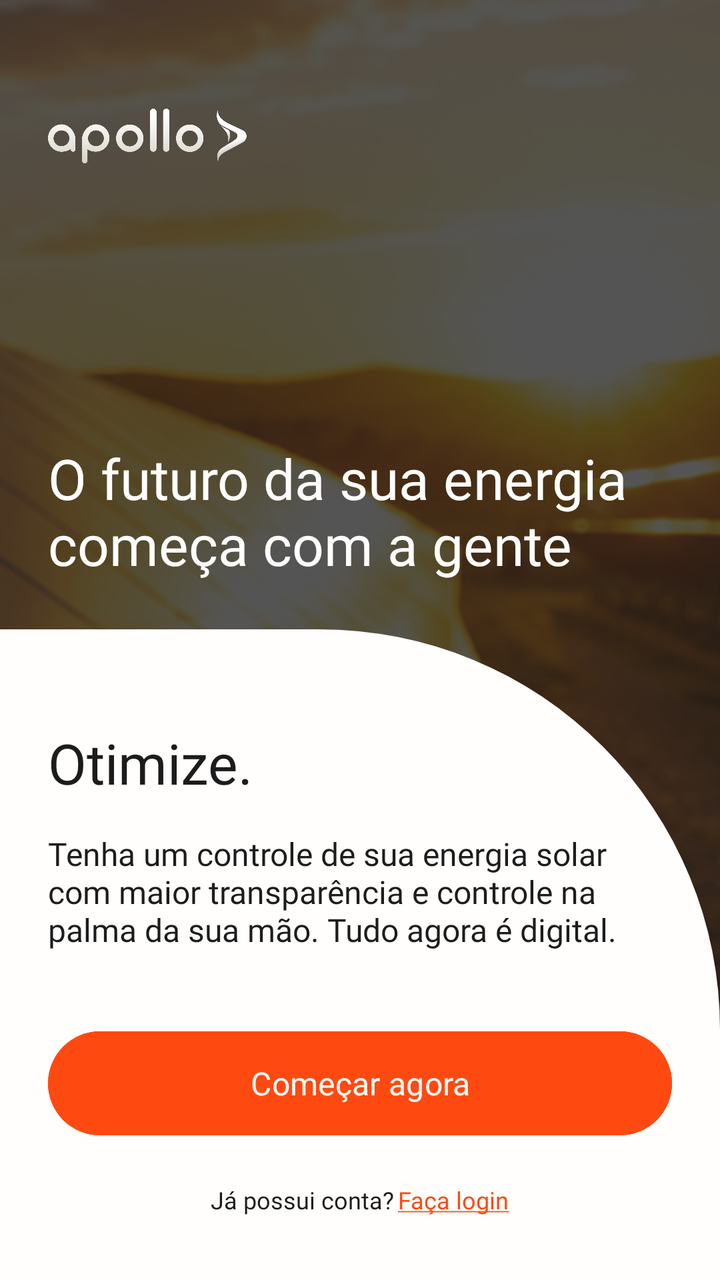
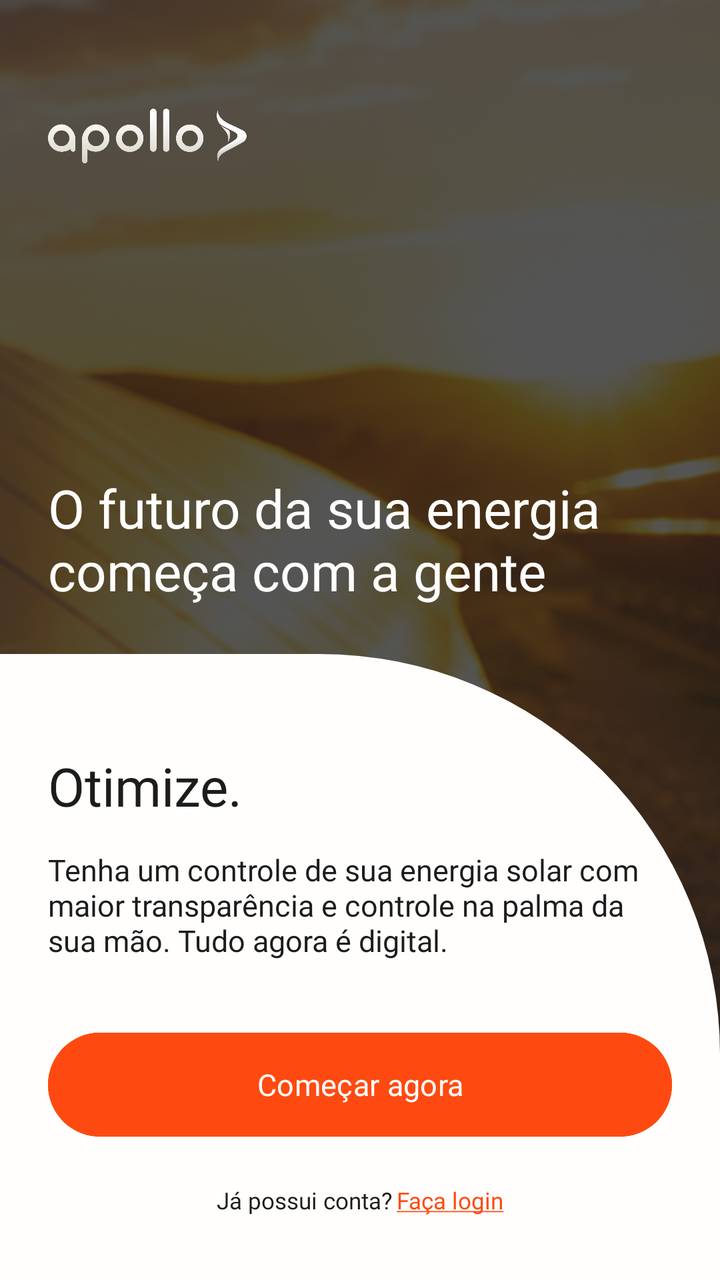

Compare the two renders of this Android layout. The source of the first and the diff that turns it into the second are given below.
<!-- AndroidManifest.xml: application theme Theme.ApolloMobile -->
<!-- res/layout/activity_welcome.xml -->
<?xml version="1.0" encoding="utf-8"?>
<androidx.constraintlayout.widget.ConstraintLayout xmlns:android="http://schemas.android.com/apk/res/android"
    xmlns:app="http://schemas.android.com/apk/res-auto"
    xmlns:tools="http://schemas.android.com/tools"
    android:layout_width="match_parent"
    android:layout_height="match_parent">

    <ImageView
        android:id="@+id/ivBackground"
        android:layout_width="match_parent"
        android:layout_height="match_parent"
        android:scaleType="centerCrop"
        android:src="@drawable/bg_login" />

    <ImageView
        android:id="@+id/ivLogo"
        android:layout_width="@dimen/logo_width"
        android:layout_height="@dimen/logo_height"
        android:layout_marginStart="@dimen/logo_margin_start"
        android:layout_marginTop="@dimen/logo_margin_top"
        android:src="@drawable/logo_white"
        app:layout_constraintStart_toStartOf="parent"
        app:layout_constraintTop_toTopOf="parent" />

    <TextView
        android:id="@+id/tvTitle"
        style="@style/apollo_h4"
        android:layout_width="0dp"
        android:layout_height="wrap_content"
        android:layout_marginStart="@dimen/title_margin_horizontal"
        android:layout_marginEnd="@dimen/title_margin_horizontal"
        android:layout_marginBottom="@dimen/title_margin_bottom"
        android:text="O futuro da sua energia\ncomeça com a gente"
        android:textColor="@color/neutral_white"
        app:layout_constraintBottom_toTopOf="@+id/constraintLayout"
        app:layout_constraintStart_toStartOf="parent"
        app:layout_constraintEnd_toEndOf="parent" />

    <androidx.constraintlayout.widget.ConstraintLayout
        android:id="@+id/constraintLayout"
        android:layout_width="match_parent"
        android:layout_height="wrap_content"
        android:background="@drawable/bg_card_white"
        android:paddingStart="@dimen/card_padding_horizontal"
        android:paddingEnd="@dimen/card_padding_horizontal"
        android:paddingTop="@dimen/card_padding_top"
        android:paddingBottom="@dimen/card_padding_bottom"
        app:layout_constraintBottom_toBottomOf="parent"
        app:layout_constraintStart_toStartOf="parent"
        app:layout_constraintEnd_toEndOf="parent">

        <TextView
            android:id="@+id/tvSubtitle"
            style="@style/apollo_h4"
            android:layout_width="wrap_content"
            android:layout_height="wrap_content"
            android:text="Otimize."
            android:textColor="@color/neutral_black"
            app:layout_constraintStart_toStartOf="parent"
            app:layout_constraintTop_toTopOf="parent" />

        <TextView
            android:id="@+id/tvDescription"
            style="@style/apollo_body2"
            android:layout_width="0dp"
            android:layout_height="wrap_content"
            android:layout_marginTop="16dp"
            android:text="Tenha um controle de sua energia solar com maior transparência e controle na palma da sua mão. Tudo agora é digital."
            android:textColor="@color/neutral_black"
            app:layout_constraintEnd_toEndOf="parent"
            app:layout_constraintStart_toStartOf="parent"
            app:layout_constraintTop_toBottomOf="@+id/tvSubtitle" />

        <Button
            android:id="@+id/btnStart"
            style="@style/apollo_label2"
            android:layout_width="0dp"
            android:layout_height="@dimen/button_height"
            android:layout_marginTop="40dp"
            android:backgroundTint="@color/secondary_three"
            android:insetTop="0dp"
            android:insetBottom="0dp"
            android:text="Começar agora"
            android:textAllCaps="false"
            android:textColor="@color/neutral_white"
            app:cornerRadius="@dimen/button_corner_radius"
            app:layout_constraintEnd_toEndOf="parent"
            app:layout_constraintStart_toStartOf="parent"
            app:layout_constraintTop_toBottomOf="@id/tvDescription" />

        <LinearLayout
            android:layout_width="wrap_content"
            android:layout_height="wrap_content"
            android:layout_marginTop="@dimen/login_link_margin_top"
            android:orientation="horizontal"
            app:layout_constraintEnd_toEndOf="@+id/btnStart"
            app:layout_constraintStart_toStartOf="@+id/btnStart"
            app:layout_constraintTop_toBottomOf="@+id/btnStart">

            <TextView
                android:id="@+id/tvLoginLink"
                style="@style/apollo_label4"
                android:layout_width="wrap_content"
                android:layout_height="wrap_content"
                android:text="Já possui conta?"
                android:textColor="@color/neutral_black" />

            <TextView
                android:id="@+id/tvLoginLink2"
                style="@style/apollo_label4"
                android:layout_width="wrap_content"
                android:layout_height="wrap_content"
                android:layout_marginStart="2dp"
                android:text="@string/txt_login"
                android:textColor="@color/secondary_three" />

        </LinearLayout>

    </androidx.constraintlayout.widget.ConstraintLayout>

</androidx.constraintlayout.widget.ConstraintLayout>
<!-- resources referenced by this layout -->
<resources>
  <color name="neutral_black">#1C1C1C</color>
  <color name="neutral_white">#FFFEFC</color>
  <color name="secondary_three">#FE4A11</color>
  <dimen name="button_corner_radius">28dp</dimen>
  <dimen name="button_height">52dp</dimen>
  <dimen name="card_padding_bottom">32dp</dimen>
  <dimen name="card_padding_horizontal">24dp</dimen>
  <dimen name="card_padding_top">48dp</dimen>
  <dimen name="login_link_margin_top">24dp</dimen>
  <dimen name="logo_height">40dp</dimen>
  <dimen name="logo_margin_start">24dp</dimen>
  <dimen name="logo_margin_top">48dp</dimen>
  <dimen name="logo_width">100dp</dimen>
  <dimen name="title_margin_bottom">24dp</dimen>
  <dimen name="title_margin_horizontal">24dp</dimen>
  <!-- drawable bg_card_white (drawable) -->
  <?xml version="1.0" encoding="utf-8"?>
  <shape xmlns:android="http://schemas.android.com/apk/res/android"
      android:shape="rectangle">
  
      <solid android:color="@color/neutral_white" />
  
      <corners
          android:topLeftRadius="0dp"
          android:topRightRadius="200dp"
          android:bottomLeftRadius="0dp"
          android:bottomRightRadius="0dp" />
  
  </shape>
  <!-- drawable bg_login: png bitmap (drawable, 244132 bytes) -->
  <!-- drawable logo_white: png bitmap (drawable, 65876 bytes) -->
  <string name="txt_login"><u>Faça login</u></string>
  <style name="apollo_body2" parent="apollo_text_base">
          <item name="android:fontFamily">@font/manrope_regular</item>
          <item name="android:textSize">16sp</item>
      </style>
  <style name="apollo_h4" parent="apollo_text_base">
          <item name="android:fontFamily">@font/plusjakartasans_bold</item>
          <item name="android:textSize">28sp</item>
      </style>
  <style name="apollo_label2" parent="apollo_text_base">
          <item name="android:fontFamily">@font/manrope_bold</item>
          <item name="android:textSize">16sp</item>
      </style>
  <style name="apollo_label4" parent="apollo_text_base">
          <item name="android:fontFamily">@font/manrope_bold</item>
          <item name="android:textSize">12sp</item>
      </style>
  <style name="Theme.ApolloMobile" parent="Base.Theme.ApolloMobile" />
  <style name="apollo_text_base">
          <item name="android:textColor">@color/neutral_black</item>
      </style>
  <style name="Base.Theme.ApolloMobile" parent="Theme.Material3.DayNight.NoActionBar">
          
          <item name="colorPrimary">@color/secondary_three</item>
          <item name="android:statusBarColor">@color/secondary_three</item>
          <item name="android:windowLightStatusBar">false</item>
      </style>
</resources>

<!-- the commit's change to res/layout/activity_welcome.xml (unified diff, before → after) -->
@@ -64,7 +64,7 @@
             style="@style/apollo_body2"
             android:layout_width="0dp"
             android:layout_height="wrap_content"
-            android:layout_marginTop="16dp"
+            android:layout_marginTop="@dimen/space_16"
             android:text="Tenha um controle de sua energia solar com maior transparência e controle na palma da sua mão. Tudo agora é digital."
             android:textColor="@color/neutral_black"
             app:layout_constraintEnd_toEndOf="parent"
@@ -76,7 +76,7 @@
             style="@style/apollo_label2"
             android:layout_width="0dp"
             android:layout_height="@dimen/button_height"
-            android:layout_marginTop="40dp"
+            android:layout_marginTop="@dimen/space_40"
             android:backgroundTint="@color/secondary_three"
             android:insetTop="0dp"
             android:insetBottom="0dp"
<!-- resource entries referenced after the edit -->
@@ -13,6 +13,8 @@
   <dimen name="logo_margin_start">24dp</dimen>
   <dimen name="logo_margin_top">48dp</dimen>
   <dimen name="logo_width">100dp</dimen>
+  <dimen name="space_16">13dp</dimen>
+  <dimen name="space_40">32dp</dimen>
   <dimen name="title_margin_bottom">24dp</dimen>
   <dimen name="title_margin_horizontal">24dp</dimen>
   <!-- drawable bg_card_white (drawable) -->
@@ -34,24 +36,27 @@
   <string name="txt_login"><u>Faça login</u></string>
   <style name="apollo_body2" parent="apollo_text_base">
           <item name="android:fontFamily">@font/manrope_regular</item>
-          <item name="android:textSize">16sp</item>
+          <item name="android:textSize">@dimen/text_16</item>
       </style>
   <style name="apollo_h4" parent="apollo_text_base">
           <item name="android:fontFamily">@font/plusjakartasans_bold</item>
-          <item name="android:textSize">28sp</item>
+          <item name="android:textSize">@dimen/text_28</item>
       </style>
   <style name="apollo_label2" parent="apollo_text_base">
           <item name="android:fontFamily">@font/manrope_bold</item>
-          <item name="android:textSize">16sp</item>
+          <item name="android:textSize">@dimen/text_16</item>
       </style>
   <style name="apollo_label4" parent="apollo_text_base">
           <item name="android:fontFamily">@font/manrope_bold</item>
-          <item name="android:textSize">12sp</item>
+          <item name="android:textSize">@dimen/text_12</item>
       </style>
   <style name="Theme.ApolloMobile" parent="Base.Theme.ApolloMobile" />
   <style name="apollo_text_base">
           <item name="android:textColor">@color/neutral_black</item>
       </style>
+  <dimen name="text_16">14sp</dimen>
+  <dimen name="text_28">24.5sp</dimen>
+  <dimen name="text_12">10.5sp</dimen>
   <style name="Base.Theme.ApolloMobile" parent="Theme.Material3.DayNight.NoActionBar">
           
           <item name="colorPrimary">@color/secondary_three</item>
